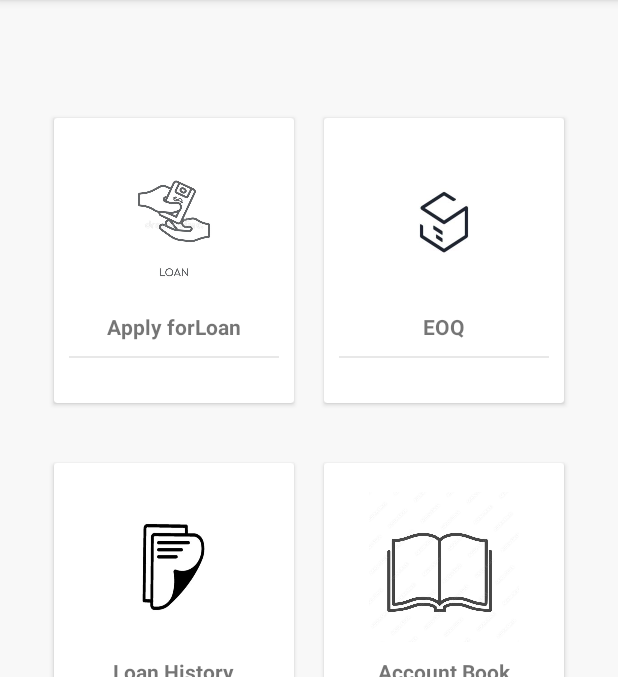
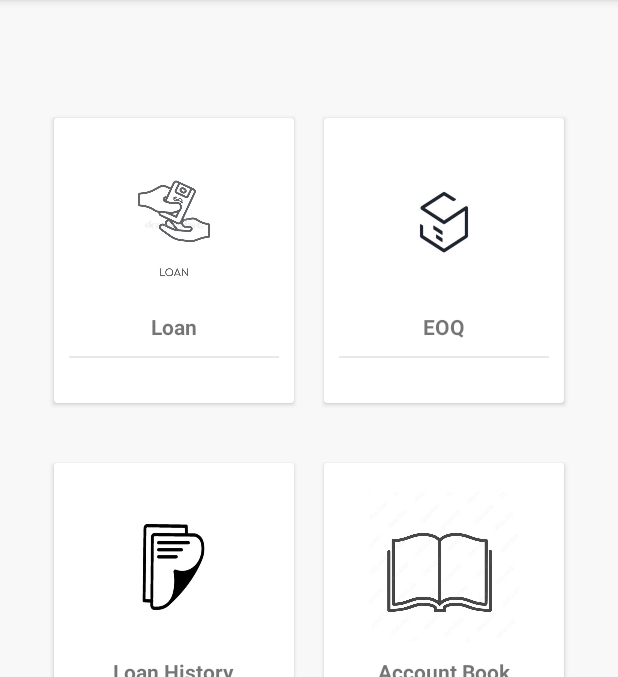
Before and after one commit to jayrellona088/MicroFinance1, an Android app: the Dashboard screen opened directly, with no data from a screen before it, on a phone screen of 412 x 824 dp, the part 84-761 px from its top. Run offline under Robolectric (Android 15) with nearby library versions, the phone set to English and light mode, and no system bars.

Commit message:
Dashboard Design

```diff
--- a/app/src/main/res/layout/activity_dashboard.xml
+++ b/app/src/main/res/layout/activity_dashboard.xml
@@ -43,7 +43,7 @@
                     android:layout_width="wrap_content"
                     android:layout_height="wrap_content"
                     android:layout_marginTop="10dp"
-                    android:text="Apply forLoan"
+                    android:text="Loan"
                     android:textStyle="bold" />
 
                 <View
```
